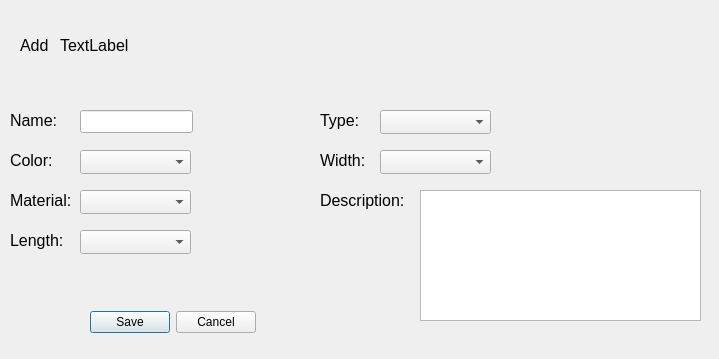
This is addclothing.ui in MijersOne/CyberDom-Qt as Qt 5 draws it before an edit. The edited form follows.
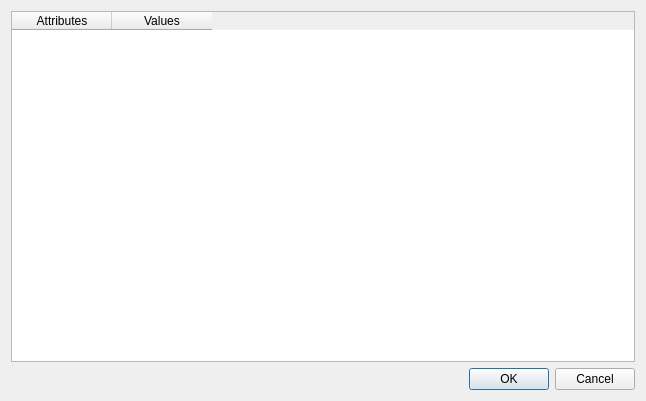
This is the edited form.

Patch:
```diff
--- a/addclothing.ui
+++ b/addclothing.ui
@@ -6,258 +6,42 @@
    <rect>
     <x>0</x>
     <y>0</y>
-    <width>719</width>
-    <height>359</height>
+    <width>646</width>
+    <height>401</height>
    </rect>
   </property>
   <property name="windowTitle">
    <string>Add Clothing</string>
   </property>
-  <widget class="QLabel" name="lbl_Add">
-   <property name="geometry">
-    <rect>
-     <x>20</x>
-     <y>30</y>
-     <width>31</width>
-     <height>31</height>
-    </rect>
-   </property>
-   <property name="font">
-    <font>
-     <pointsize>12</pointsize>
-    </font>
-   </property>
-   <property name="text">
-    <string>Add</string>
-   </property>
-  </widget>
-  <widget class="QLabel" name="lbl_SelectedType">
-   <property name="geometry">
-    <rect>
-     <x>60</x>
-     <y>30</y>
-     <width>301</width>
-     <height>31</height>
-    </rect>
-   </property>
-   <property name="font">
-    <font>
-     <pointsize>12</pointsize>
-    </font>
-   </property>
-   <property name="text">
-    <string>TextLabel</string>
-   </property>
-  </widget>
-  <widget class="QLineEdit" name="le_Name">
-   <property name="geometry">
-    <rect>
-     <x>80</x>
-     <y>110</y>
-     <width>113</width>
-     <height>23</height>
-    </rect>
-   </property>
-  </widget>
-  <widget class="QLabel" name="lbl_Name">
-   <property name="geometry">
-    <rect>
-     <x>10</x>
-     <y>110</y>
-     <width>56</width>
-     <height>21</height>
-    </rect>
-   </property>
-   <property name="font">
-    <font>
-     <pointsize>12</pointsize>
-    </font>
-   </property>
-   <property name="text">
-    <string>Name:</string>
-   </property>
-  </widget>
-  <widget class="QLabel" name="lbl_Color">
-   <property name="geometry">
-    <rect>
-     <x>10</x>
-     <y>150</y>
-     <width>56</width>
-     <height>21</height>
-    </rect>
-   </property>
-   <property name="font">
-    <font>
-     <pointsize>12</pointsize>
-    </font>
-   </property>
-   <property name="text">
-    <string>Color:</string>
-   </property>
-  </widget>
-  <widget class="QComboBox" name="cb_Color">
-   <property name="geometry">
-    <rect>
-     <x>80</x>
-     <y>150</y>
-     <width>111</width>
-     <height>24</height>
-    </rect>
-   </property>
-  </widget>
-  <widget class="QLabel" name="lbl_Material">
-   <property name="geometry">
-    <rect>
-     <x>10</x>
-     <y>190</y>
-     <width>71</width>
-     <height>21</height>
-    </rect>
-   </property>
-   <property name="font">
-    <font>
-     <pointsize>12</pointsize>
-    </font>
-   </property>
-   <property name="text">
-    <string>Material:</string>
-   </property>
-  </widget>
-  <widget class="QComboBox" name="cb_Material">
-   <property name="geometry">
-    <rect>
-     <x>80</x>
-     <y>190</y>
-     <width>111</width>
-     <height>24</height>
-    </rect>
-   </property>
-  </widget>
-  <widget class="QLabel" name="lbl_Type">
-   <property name="geometry">
-    <rect>
-     <x>320</x>
-     <y>110</y>
-     <width>56</width>
-     <height>21</height>
-    </rect>
-   </property>
-   <property name="font">
-    <font>
-     <pointsize>12</pointsize>
-    </font>
-   </property>
-   <property name="text">
-    <string>Type:</string>
-   </property>
-  </widget>
-  <widget class="QComboBox" name="cb_Type">
-   <property name="geometry">
-    <rect>
-     <x>380</x>
-     <y>110</y>
-     <width>111</width>
-     <height>24</height>
-    </rect>
-   </property>
-  </widget>
-  <widget class="QLabel" name="lbl_Width">
-   <property name="geometry">
-    <rect>
-     <x>320</x>
-     <y>150</y>
-     <width>56</width>
-     <height>21</height>
-    </rect>
-   </property>
-   <property name="font">
-    <font>
-     <pointsize>12</pointsize>
-    </font>
-   </property>
-   <property name="text">
-    <string>Width:</string>
-   </property>
-  </widget>
-  <widget class="QComboBox" name="cb_Width">
-   <property name="geometry">
-    <rect>
-     <x>380</x>
-     <y>150</y>
-     <width>111</width>
-     <height>24</height>
-    </rect>
-   </property>
-  </widget>
-  <widget class="QLabel" name="lbl_Description">
-   <property name="geometry">
-    <rect>
-     <x>320</x>
-     <y>190</y>
-     <width>91</width>
-     <height>21</height>
-    </rect>
-   </property>
-   <property name="font">
-    <font>
-     <pointsize>12</pointsize>
-    </font>
-   </property>
-   <property name="text">
-    <string>Description:</string>
-   </property>
-  </widget>
-  <widget class="QTextEdit" name="te_Description">
-   <property name="geometry">
-    <rect>
-     <x>420</x>
-     <y>190</y>
-     <width>281</width>
-     <height>131</height>
-    </rect>
-   </property>
-  </widget>
-  <widget class="QDialogButtonBox" name="buttonBox">
-   <property name="geometry">
-    <rect>
-     <x>90</x>
-     <y>310</y>
-     <width>166</width>
-     <height>24</height>
-    </rect>
-   </property>
-   <property name="standardButtons">
-    <set>QDialogButtonBox::StandardButton::Cancel|QDialogButtonBox::StandardButton::Save</set>
-   </property>
-  </widget>
-  <widget class="QLabel" name="lbl_Length">
-   <property name="geometry">
-    <rect>
-     <x>10</x>
-     <y>230</y>
-     <width>61</width>
-     <height>21</height>
-    </rect>
-   </property>
-   <property name="font">
-    <font>
-     <pointsize>12</pointsize>
-    </font>
-   </property>
-   <property name="text">
-    <string>Length:</string>
-   </property>
-  </widget>
-  <widget class="QComboBox" name="cb_Length">
-   <property name="geometry">
-    <rect>
-     <x>80</x>
-     <y>230</y>
-     <width>111</width>
-     <height>24</height>
-    </rect>
-   </property>
-  </widget>
+  <layout class="QVBoxLayout" name="verticalLayout">
+   <item>
+    <widget class="QTableWidget" name="tw_addcloth">
+     <property name="columnCount">
+      <number>2</number>
+     </property>
+     <column>
+      <property name="text">
+       <string>Attributes</string>
+      </property>
+     </column>
+     <column>
+      <property name="text">
+       <string>Values</string>
+      </property>
+     </column>
+    </widget>
+   </item>
+   <item>
+    <widget class="QDialogButtonBox" name="buttonBox">
+     <property name="orientation">
+      <enum>Qt::Orientation::Horizontal</enum>
+     </property>
+     <property name="standardButtons">
+      <set>QDialogButtonBox::StandardButton::Cancel|QDialogButtonBox::StandardButton::Ok</set>
+     </property>
+    </widget>
+   </item>
+  </layout>
  </widget>
  <resources/>
  <connections>
```
Left out of the diff: 37 changed lines with no effect on the pictures.
